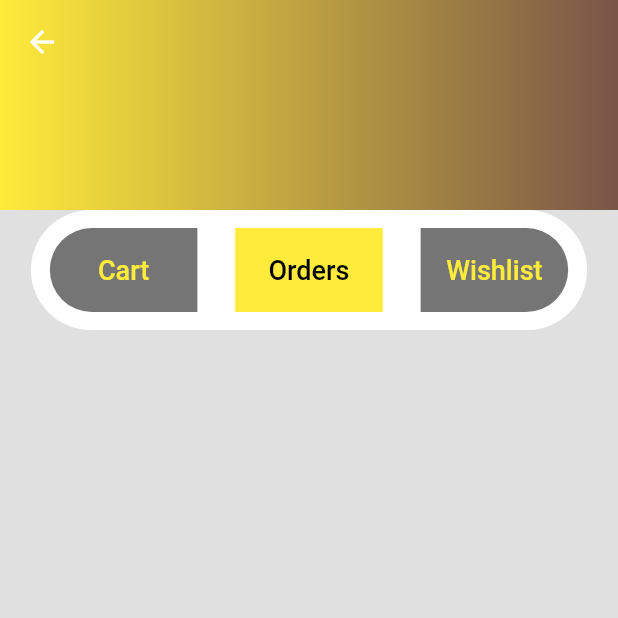
After one commit to Double-Kei/CollaboProject, a Flutter app: the ProfileScreen screen opened directly, on a phone screen of 412 x 824 dp, the top half of it. The commit adds this screen. Run offline on Flutter 3.47's test engine with Material 2 defaults, Android fonts, the phone set to English and light mode, and no system bars.

Commit message:
add profile screen #1

```diff
--- a/lib/screens/homescreen.dart
+++ b/lib/screens/homescreen.dart
@@ -2,6 +2,7 @@ import 'package:flutter/material.dart';
 import 'package:multi_store_app/screens/cartscreen.dart';
 import 'package:multi_store_app/screens/home.dart';
 import 'package:multi_store_app/screens/category.dart';
+import 'package:multi_store_app/screens/profilescreen.dart';
 import 'package:multi_store_app/screens/storescreen.dart';
 
 class CustomerHomeScreen extends StatefulWidget {
@@ -23,7 +24,8 @@ class _CustomerHomeScreenState extends State<CustomerHomeScreen> {
     StoresScreen(),
     // Center(child: Text("cart screen"),),
     CartScreen(),
-    Center(child: Text("profile screen"),),
+    // Center(child: Text("profile screen"),),
+    ProfileScreen()
   ];
 
   @override
--- /dev/null
+++ b/lib/screens/profilescreen.dart
@@ -0,0 +1,76 @@
+import 'package:flutter/material.dart';
+
+class ProfileScreen extends StatefulWidget {
+  const ProfileScreen({Key? key}) : super(key: key);
+
+  @override
+  State<ProfileScreen> createState() => _ProfileScreenState();
+}
+
+class _ProfileScreenState extends State<ProfileScreen> {
+  @override
+  Widget build(BuildContext context) {
+    return Scaffold(
+      backgroundColor: Colors.grey.shade300,
+      body: CustomScrollView(slivers: [
+        SliverAppBar(
+          elevation: 0,
+          backgroundColor: Colors.white,
+          centerTitle: true,
+          expandedHeight: 140,
+          flexibleSpace: LayoutBuilder(builder: (context, constraints) {
+            return FlexibleSpaceBar(
+              title: AnimatedOpacity(
+                opacity: constraints.biggest.height <= 120 ? 1 : 0,
+                duration: const Duration(milliseconds: 200),
+                child: const Text("Account", style: TextStyle(color: Colors.black),),
+              ),
+              background: Container(decoration: const BoxDecoration(gradient: LinearGradient(colors: [Colors.yellow, Colors.brown])),),
+            );
+          },),
+        ),
+        SliverToBoxAdapter(child: Column(children: [
+          Container(
+            height: 80,
+            width: MediaQuery.of(context).size.width * 0.9,
+            decoration: BoxDecoration(color: Colors.white, borderRadius: BorderRadius.circular(50)),
+            child: Row(mainAxisAlignment: MainAxisAlignment.spaceAround,
+              children: [
+                Container(
+                  decoration: const BoxDecoration(color: Colors.black54, borderRadius: BorderRadius.only(topLeft: Radius.circular(30), bottomLeft: Radius.circular(30))),
+                  child: TextButton(
+                    child: SizedBox(
+                      height: 40,
+                      width: MediaQuery.of(context).size.width * 0.2,
+                      child: const Center(child: Text("Cart", style: TextStyle(color: Colors.yellow, fontSize: 18),))),
+                    onPressed: () {}
+                  ),
+                ),
+                Container(
+                  color: Colors.yellow,
+                  child: TextButton(
+                    child: SizedBox(
+                      height: 40,
+                      width: MediaQuery.of(context).size.width * 0.2,
+                      child: const Center(child: Text("Orders", style: TextStyle(color: Colors.black, fontSize: 18),))),
+                    onPressed: () {}
+                  ),
+                ),
+                Container(
+                  decoration: const BoxDecoration(color: Colors.black54, borderRadius: BorderRadius.only(topRight: Radius.circular(30), bottomRight: Radius.circular(30))),
+                  child: TextButton(
+                    child: SizedBox(
+                      height: 40,
+                      width: MediaQuery.of(context).size.width * 0.2,
+                      child: const Center(child: Text("Wishlist", style: TextStyle(color: Colors.yellow, fontSize: 18),))),
+                    onPressed: () {}
+                  ),
+                ),
+              ],
+            ),
+          )
+        ],),)
+      ],),
+    );
+  }
+}
```
